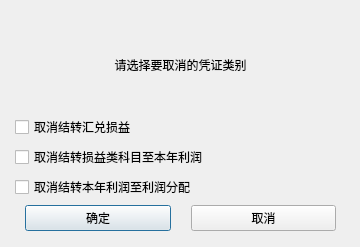
First picture: the form in forms/antijzdialog.ui, repository wangkungit5905/PzAssistant, before the edit.
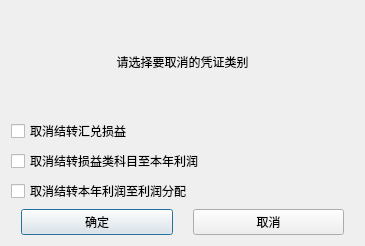
Second picture: the form after the edit.

What changed in the file:
```diff
--- a/forms/antijzdialog.ui
+++ b/forms/antijzdialog.ui
@@ -6,35 +6,14 @@
    <rect>
     <x>0</x>
     <y>0</y>
-    <width>360</width>
-    <height>247</height>
+    <width>365</width>
+    <height>246</height>
    </rect>
   </property>
   <property name="windowTitle">
    <string>Dialog</string>
   </property>
-  <widget class="QWidget" name="layoutWidget">
-   <property name="geometry">
-    <rect>
-     <x>10</x>
-     <y>10</y>
-     <width>341</width>
-     <height>231</height>
-    </rect>
-   </property>
-   <layout class="QVBoxLayout" name="mLayout" stretch="4,1">
-    <property name="leftMargin">
-     <number>5</number>
-    </property>
-    <property name="topMargin">
-     <number>10</number>
-    </property>
-    <property name="rightMargin">
-     <number>5</number>
-    </property>
-    <property name="bottomMargin">
-     <number>10</number>
-    </property>
+  <layout class="QVBoxLayout" name="verticalLayout_2">
     <item>
      <layout class="QVBoxLayout" name="verticalLayout" stretch="0,2,2,2">
       <item>
@@ -99,7 +78,6 @@
     </item>
    </layout>
   </widget>
- </widget>
  <resources/>
  <connections>
   <connection>
```
Left out of the diff: 32 changed lines with no effect on the pictures. Lines whose indentation alone changed are shown as unchanged.
